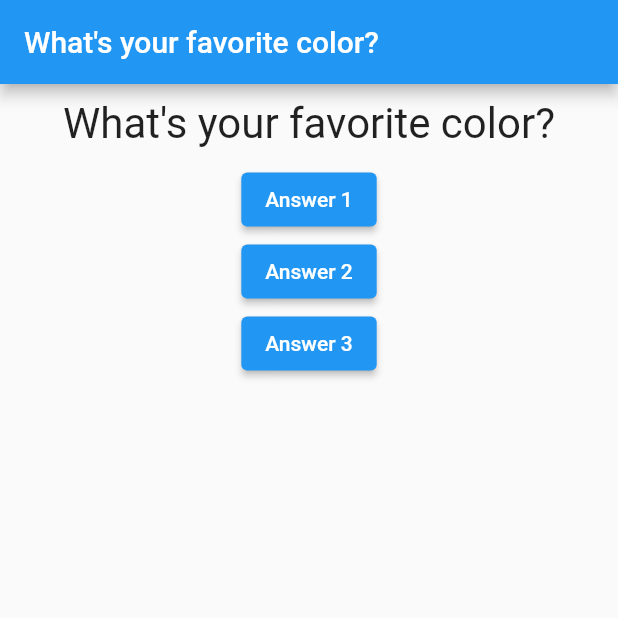
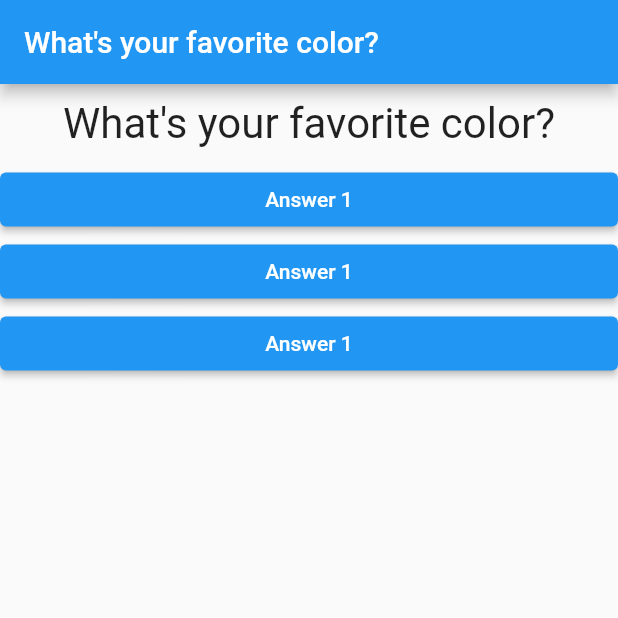
Before and after one commit to antosha-85/app_max_flutter, a Flutter app: the screen it shows after launch, on a phone screen of 412 x 824 dp, the top half of it. Run offline on Flutter 3.47's test engine with Material 2 defaults, Android fonts, the phone set to English and light mode, and no system bars.

Commit message:
Created a new Answer class that is using a Function as a parameter and inside main.dart file I am using that class and passing _answerQuestion function

```diff
--- /dev/null
+++ b/lib/answer.dart
@@ -0,0 +1,18 @@
+import 'package:flutter/material.dart';
+
+class Answer extends StatelessWidget {
+  final Function selectHandler;
+  Answer(this.selectHandler);
+  @override
+  Widget build(BuildContext context) {
+    return Container(
+        width: double.infinity,
+        child: ElevatedButton(
+          style: ElevatedButton.styleFrom(
+            primary: Colors.blue,
+          ),
+          child: Text('Answer 1'),
+          onPressed: selectHandler,
+        ));
+  }
+}
--- a/lib/main.dart
+++ b/lib/main.dart
@@ -1,3 +1,4 @@
+import 'package:app_max/answer.dart';
 import 'package:app_max/question.dart';
 import 'package:flutter/material.dart';
 
@@ -22,7 +23,7 @@
       'What\'s your favorite color?',
       'What\'s your favorite animal?'
     ];
-    void answerQuestion() {
+    void _answerQuestion() {
       setState(() {
         _questionIndex++;
         print('question Index ' + _questionIndex.toString());
@@ -37,21 +38,9 @@
         body: Column(
           children: <Widget>[
             Question(questions[_questionIndex]),
-            ElevatedButton(
-              child: Text("Answer 1"),
-              onPressed: answerQuestion,
-            ),
-            ElevatedButton(
-              child: Text('Answer 2'),
-              onPressed: () => print('Answer 2 chosen!'),
-            ),
-            ElevatedButton(
-              child: Text('Answer 3'),
-              onPressed: () {
-                //
-                print('Answer 3 chosen!');
-              },
-            ),
+            Answer(_answerQuestion),
+            Answer(_answerQuestion),
+            Answer(_answerQuestion),
           ],
         ),
       ),
```
